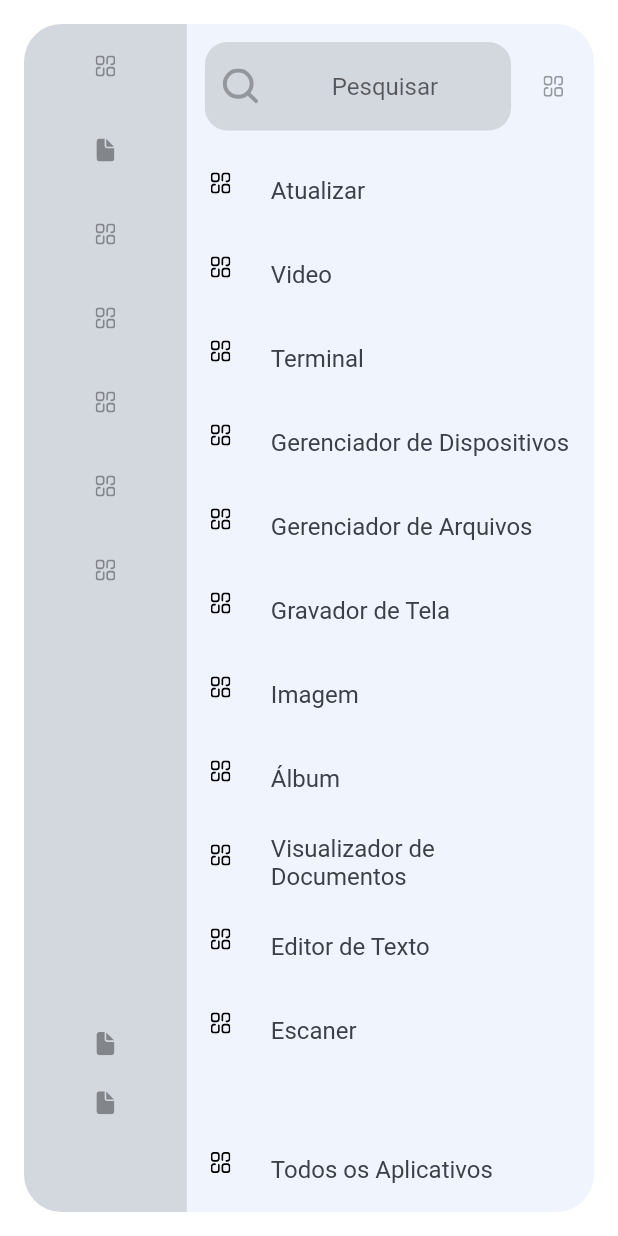
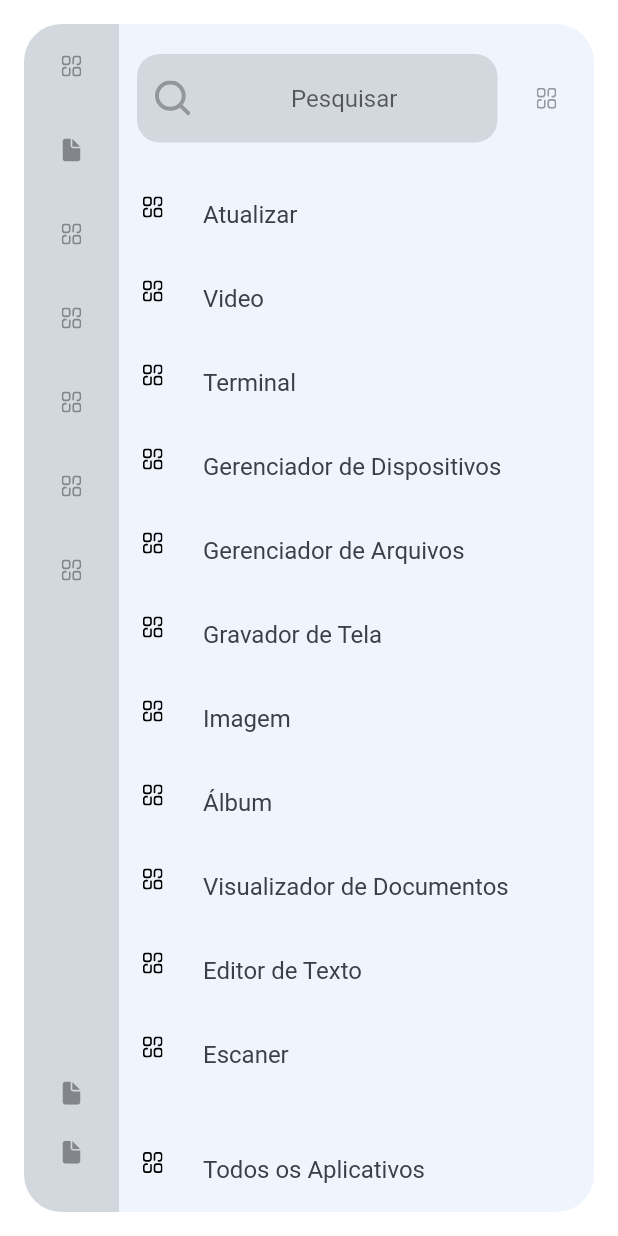
Before and after one commit to PedroMagar/fluides, a Flutter app: the StartMenu screen opened directly, on a phone screen of 412 x 824 dp. Run offline on Flutter 3.47's test engine with Material 2 defaults, Android fonts, the phone set to English and light mode, and no system bars; our stand-ins replace flutter_svg.

Commit message:
Implementando responsividade

```diff
--- a/lib/constants.dart
+++ b/lib/constants.dart
@@ -1,5 +1,6 @@
 import 'package:flutter/material.dart';
 
+const kLightColor = Color.fromARGB(95, 215, 229, 250);
 const kPrimaryColor = Color(0xFF0C4D98);
 const kTextColor = Color(0xFF3C4046);
 const kBackgroundColor = Color(0xFFF9F8FD);
--- a/lib/desk/components/notification/notification.dart
+++ b/lib/desk/components/notification/notification.dart
@@ -13,7 +13,7 @@ class NotificationMenu extends StatelessWidget {
     return Container(
       margin: const EdgeInsets.all(defaultPadding),
       decoration: BoxDecoration(
-        color: Color.fromARGB(95, 215, 229, 250),
+        color: kLightColor,
         borderRadius: borderRadiusDefault,
       ),
       child: ClipRRect(
--- a/lib/desk/components/start_menu/components/app_list/app_list.dart
+++ b/lib/desk/components/start_menu/components/main_menu/components/app_list/app_list.dart
@@ -1,6 +1,5 @@
 import 'package:flutter/material.dart';
 import 'package:flutter_svg/flutter_svg.dart';
-import '../../../../../constants.dart';
 
 class AppList extends StatelessWidget {
   const AppList({
--- a/lib/desk/components/start_menu/components/search_bar/app_list_config.dart
+++ b/lib/desk/components/start_menu/components/main_menu/components/search_bar/app_list_config.dart
@@ -1,6 +1,6 @@
 import 'package:flutter/material.dart';
 import 'package:flutter_svg/flutter_svg.dart';
-import '../../../../../constants.dart';
+import 'package:fluides/constants.dart';
 
 class AppListConfig extends StatelessWidget {
   const AppListConfig({
--- a/lib/desk/components/start_menu/components/search_bar/search_bar.dart
+++ b/lib/desk/components/start_menu/components/main_menu/components/search_bar/search_bar.dart
@@ -1,5 +1,5 @@
 import 'package:flutter/material.dart';
-import '../../../../../constants.dart';
+import 'package:fluides/constants.dart';
 import 'app_list_config.dart';
 import 'search_field.dart';
 
--- a/lib/desk/components/start_menu/components/search_bar/search_field.dart
+++ b/lib/desk/components/start_menu/components/main_menu/components/search_bar/search_field.dart
@@ -1,6 +1,6 @@
 import 'package:flutter/material.dart';
 import 'package:flutter_svg/flutter_svg.dart';
-import '../../../../../constants.dart';
+import 'package:fluides/constants.dart';
 
 class SearchField extends StatelessWidget {
   const SearchField({
--- /dev/null
+++ b/lib/desk/components/start_menu/components/main_menu/main_menu.dart
@@ -0,0 +1,59 @@
+import 'package:fluides/responsive.dart';
+import 'package:fluides/desk/components/start_menu/components/quick_menu/quick_menu.dart';
+import 'package:flutter/material.dart';
+import 'package:flutter_svg/flutter_svg.dart';
+
+import 'package:fluides/constants.dart';
+import 'components/app_list/app_list.dart';
+import 'components/search_bar/search_bar.dart';
+
+class MainMenu extends StatelessWidget {
+  const MainMenu({
+    Key? key,
+    required this.searchSize,
+    required this.bottomSize,
+  }) : super(key: key);
+
+  final int searchSize;
+  final int bottomSize;
+
+  @override
+  Widget build(BuildContext context) {
+    return Column(
+      children: [
+        // Search Box
+        Expanded(
+          flex: searchSize,
+          child: const SearchBar(),
+        ),
+        // Main Menu
+        Expanded(
+          flex: (Responsive.tileTall(context) * 3) - (searchSize + bottomSize),
+          child: SingleChildScrollView(
+            controller: ScrollController(),
+            child: const AppList(),
+          ),
+        ),
+        // Bottom Menu
+        Expanded(
+          flex: bottomSize,
+          child: Column(
+            mainAxisSize: MainAxisSize.max,
+            mainAxisAlignment: MainAxisAlignment.end,
+            children: [
+              ListTile(
+                onTap: () {},
+                horizontalTitleGap: 0.0,
+                leading: SvgPicture.asset(
+                  "assets/icons/menu_dashbord.svg",
+                  color: Colors.black,
+                ),
+                title: Text("Todos os Aplicativos"),
+              ),
+            ],
+          ),
+        ),
+      ],
+    );
+  }
+}
--- a/lib/desk/components/start_menu/components/quick_menu/quick_menu.dart
+++ b/lib/desk/components/start_menu/components/quick_menu/quick_menu.dart
@@ -1,3 +1,4 @@
+import 'package:fluides/responsive.dart';
 import 'package:flutter/material.dart';
 
 import 'components/config_menu/config_menu.dart';
@@ -10,13 +11,14 @@ class QuickMenu extends StatelessWidget {
 
   @override
   Widget build(BuildContext context) {
+    int configSize = 1;
     return Container(
       color: Colors.black12,
       child: Column(
         children: [
           // Shortcut
           Expanded(
-            flex: 5,
+            flex: Responsive.tileTall(context) - configSize,
             child: SingleChildScrollView(
               controller: ScrollController(),
               child: ShortcutMenu(),
@@ -24,7 +26,7 @@ class QuickMenu extends StatelessWidget {
           ),
           // Config
           Expanded(
-            flex: 1,
+            flex: configSize,
             child: Column(
               mainAxisSize: MainAxisSize.max,
               mainAxisAlignment: MainAxisAlignment.end,
--- a/lib/desk/components/start_menu/start_menu.dart
+++ b/lib/desk/components/start_menu/start_menu.dart
@@ -1,10 +1,9 @@
+import 'package:fluides/responsive.dart';
 import 'package:fluides/desk/components/start_menu/components/quick_menu/quick_menu.dart';
 import 'package:flutter/material.dart';
-import 'package:flutter_svg/flutter_svg.dart';
 
-import '../../../constants.dart';
-import 'components/app_list/app_list.dart';
-import 'components/search_bar/search_bar.dart';
+import 'package:fluides/constants.dart';
+import 'components/main_menu/main_menu.dart';
 
 class StartMenu extends StatelessWidget {
   const StartMenu({
@@ -13,15 +12,13 @@ class StartMenu extends StatelessWidget {
 
   @override
   Widget build(BuildContext context) {
-    return Scaffold(
-      backgroundColor: Colors.white.withOpacity(0),
-      body: Stack(
-        children: <Widget>[
-          Container(
-            margin: EdgeInsets.all(defaultPadding),
+    int searchSize = 3;
+    int bottomSize = 2;
+    return Container(
+      margin: const EdgeInsets.all(defaultPadding),
       //padding: const EdgeInsets.all(defaultPadding),
       decoration: BoxDecoration(
-              color: Color.fromARGB(95, 215, 229, 250),
+        color: kLightColor,
         borderRadius: borderRadiusDefault,
       ),
       child: ClipRRect(
@@ -34,60 +31,23 @@ class StartMenu extends StatelessWidget {
               //crossAxisAlignment: CrossAxisAlignment.start,
               children: [
                 // Left Menu
-                      if (MediaQuery.of(context).size.width > 1250)
+
                 Expanded(
                   flex: 2,
                   child: QuickMenu(),
                 ),
-                      if (MediaQuery.of(context).size.width <= 1250)
-                        Expanded(
-                          flex: 4,
-                          child: QuickMenu(),
-                        ),
+
                 // Right Menu
                 Expanded(
                   flex: 10,
-                        child: Column(
-                          children: [
-                            // Search Box
-                            SearchBar(),
-                            // Main Menu
-                            Expanded(
-                              flex: 7,
-                              child: SingleChildScrollView(
-                                controller: ScrollController(),
-                                child: AppList(),
-                              ),
-                            ),
-                            // Bottom Menu
-                            Expanded(
-                              child: Column(
-                                mainAxisSize: MainAxisSize.max,
-                                mainAxisAlignment: MainAxisAlignment.end,
-                                children: [
-                                  ListTile(
-                                    onTap: () {},
-                                    horizontalTitleGap: 0.0,
-                                    leading: SvgPicture.asset(
-                                      "assets/icons/menu_dashbord.svg",
-                                      color: Colors.black,
-                                    ),
-                                    title: Text("Todos os Aplicativos"),
-                                  ),
-                                ],
-                              ),
-                            ),
-                          ],
-                        ),
+                  child:
+                      MainMenu(searchSize: searchSize, bottomSize: bottomSize),
                 ),
               ],
             ),
           ),
         ),
       ),
-          ),
-        ],
-      ),
     );
   }
 }
```
Also changed, not shown: lib/desk/components/dock/dock.dart (+24 -3 lines), lib/desk/desk.dart (+52 -50 lines), lib/responsive.dart (+10 -4 lines). Lines whose indentation alone changed are shown as unchanged.
